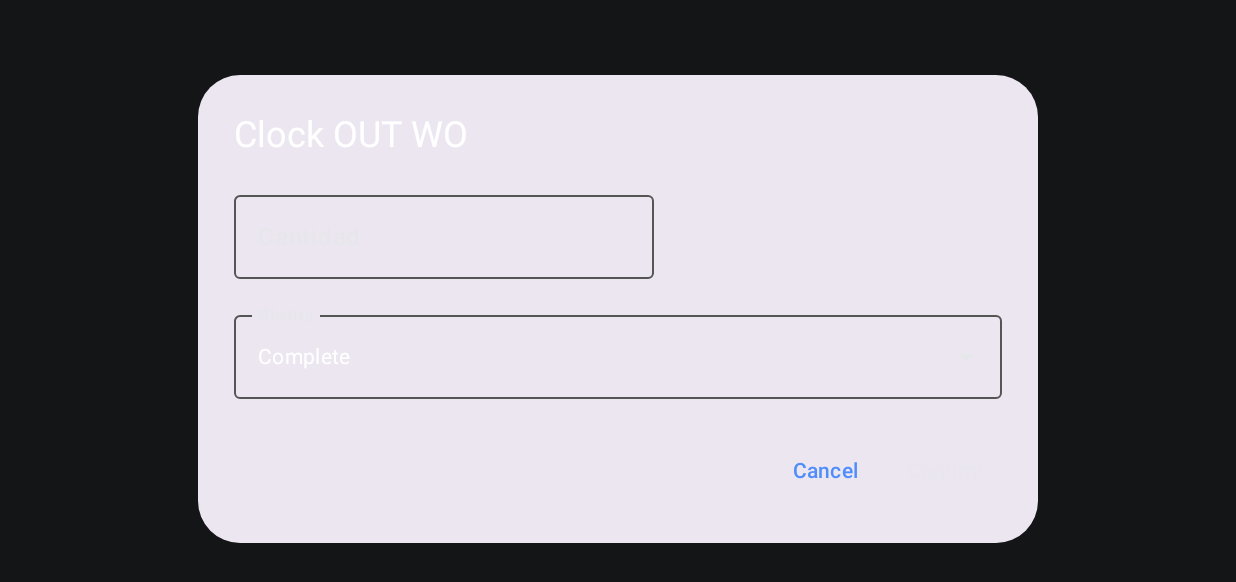
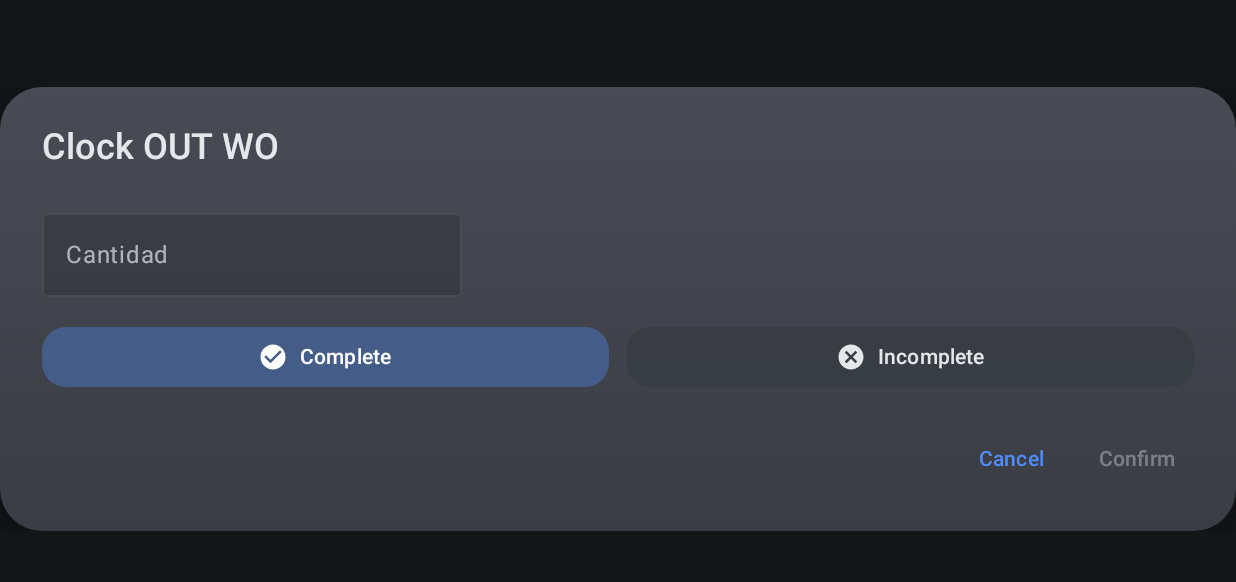
Before and after one commit to reybeld94/terminal_all, an Android app built with Jetpack Compose: the composable ClockOutDialog shown on its own in the app's theme, on a phone screen of 824 x 412 dp (held sideways). Shown: the top 582 px of the screen. Run offline under Robolectric (Android 15) with nearby library versions, the phone set to English and light mode, and no system bars.

Commit message:
Refine clock out dialog styling

```diff
--- a/Terminal/app/src/main/java/com/example/terminal/ui/workorders/ClockOutDialog.kt
+++ b/Terminal/app/src/main/java/com/example/terminal/ui/workorders/ClockOutDialog.kt
@@ -1,28 +1,44 @@
 package com.example.terminal.ui.workorders
 
+import androidx.compose.foundation.background
 import androidx.compose.foundation.layout.Arrangement
+import androidx.compose.foundation.layout.Box
 import androidx.compose.foundation.layout.Column
+import androidx.compose.foundation.layout.Row
+import androidx.compose.foundation.layout.Spacer
 import androidx.compose.foundation.layout.fillMaxWidth
+import androidx.compose.foundation.layout.padding
+import androidx.compose.foundation.layout.size
+import androidx.compose.foundation.layout.width
+import androidx.compose.foundation.shape.RoundedCornerShape
 import androidx.compose.foundation.text.KeyboardOptions
-import androidx.compose.material3.AlertDialog
-import androidx.compose.material3.DropdownMenu
-import androidx.compose.material3.DropdownMenuItem
-import androidx.compose.material3.ExperimentalMaterial3Api
-import androidx.compose.material3.ExposedDropdownMenuBox
-import androidx.compose.material3.ExposedDropdownMenuDefaults
+import androidx.compose.material.icons.Icons
+import androidx.compose.material.icons.filled.Cancel
+import androidx.compose.material.icons.filled.CheckCircle
+import androidx.compose.material3.Button
+import androidx.compose.material3.ButtonDefaults
+import androidx.compose.material3.MaterialTheme
 import androidx.compose.material3.OutlinedTextField
+import androidx.compose.material3.OutlinedTextFieldDefaults
+import androidx.compose.material3.Surface
 import androidx.compose.material3.Text
 import androidx.compose.material3.TextButton
 import androidx.compose.runtime.Composable
 import androidx.compose.runtime.getValue
 import androidx.compose.runtime.mutableStateOf
-import androidx.compose.runtime.remember
 import androidx.compose.runtime.saveable.rememberSaveable
 import androidx.compose.runtime.setValue
 import androidx.compose.ui.Modifier
+import androidx.compose.ui.graphics.Brush
+import androidx.compose.ui.graphics.Color
+import androidx.compose.ui.graphics.vector.ImageVector
+import androidx.compose.ui.text.font.FontWeight
 import androidx.compose.ui.text.input.KeyboardType
 import androidx.compose.ui.unit.dp
+import androidx.compose.ui.window.Dialog
 import com.example.terminal.data.network.ClockOutStatus
+import com.example.terminal.ui.theme.TerminalKeypadBackground
+import com.example.terminal.ui.theme.TerminalKeypadButton
 
 @Composable
 fun ClockOutDialog(
@@ -30,26 +46,36 @@ fun ClockOutDialog(
     onConfirm: (qty: String, status: ClockOutStatus) -> Unit
 ) {
     var qty by rememberSaveable { mutableStateOf("") }
-    var expanded by remember { mutableStateOf(false) }
     var selectedStatus by rememberSaveable { mutableStateOf(ClockOutStatus.COMPLETE) }
 
-    AlertDialog(
-        onDismissRequest = onDismiss,
-        confirmButton = {
-            TextButton(
-                onClick = { onConfirm(qty, selectedStatus) },
-                enabled = qty.isNotBlank()
+    Dialog(onDismissRequest = onDismiss) {
+        val dialogShape = RoundedCornerShape(28.dp)
+        Surface(
+            modifier = Modifier,
+            shape = dialogShape,
+            tonalElevation = 12.dp,
+            shadowElevation = 12.dp,
+            color = Color.Transparent
         ) {
-                Text(text = "Confirm")
-            }
-        },
-        dismissButton = {
-            TextButton(onClick = onDismiss) {
-                Text(text = "Cancel")
-            }
-        },
-        title = { Text(text = "Clock OUT WO") },
-        text = {
+            Box(
+                modifier = Modifier
+                    .background(
+                        brush = Brush.verticalGradient(
+                            colors = listOf(TerminalKeypadButton, TerminalKeypadBackground)
+                        )
+                    )
+                    .padding(horizontal = 28.dp, vertical = 24.dp)
+            ) {
+                Column(
+                    modifier = Modifier.fillMaxWidth(),
+                    verticalArrangement = Arrangement.spacedBy(20.dp)
+                ) {
+                    Text(
+                        text = "Clock OUT WO",
+                        style = MaterialTheme.typography.headlineSmall.copy(fontWeight = FontWeight.SemiBold),
+                        color = MaterialTheme.colorScheme.onSurfaceVariant
+                    )
+
                     Column(verticalArrangement = Arrangement.spacedBy(16.dp)) {
                         OutlinedTextField(
                             value = qty,
@@ -57,54 +83,112 @@ fun ClockOutDialog(
                             label = { Text(text = "Cantidad") },
                             placeholder = { Text(text = "0") },
                             keyboardOptions = KeyboardOptions(keyboardType = KeyboardType.Number),
-                    singleLine = true
+                            singleLine = true,
+                            colors = OutlinedTextFieldDefaults.colors(
+                                focusedBorderColor = MaterialTheme.colorScheme.primary.copy(alpha = 0.9f),
+                                unfocusedBorderColor = MaterialTheme.colorScheme.outline.copy(alpha = 0.6f),
+                                focusedLabelColor = MaterialTheme.colorScheme.primary,
+                                unfocusedLabelColor = MaterialTheme.colorScheme.onSurfaceVariant.copy(alpha = 0.7f),
+                                focusedTextColor = MaterialTheme.colorScheme.onSurface,
+                                unfocusedTextColor = MaterialTheme.colorScheme.onSurface,
+                                cursorColor = MaterialTheme.colorScheme.primary,
+                                focusedContainerColor = MaterialTheme.colorScheme.surface.copy(alpha = 0.95f),
+                                unfocusedContainerColor = MaterialTheme.colorScheme.surface.copy(alpha = 0.9f)
                             )
-                StatusDropdown(
-                    expanded = expanded,
-                    onExpandedChange = { expanded = it },
+                        )
+
+                        StatusButtons(
                             selectedStatus = selectedStatus,
-                    onStatusSelected = { status ->
-                        selectedStatus = status
-                        expanded = false
-                    }
-                )
-            }
-        }
+                            onStatusSelected = { status -> selectedStatus = status }
                         )
                     }
 
-@OptIn(ExperimentalMaterial3Api::class)
-@Composable
-private fun StatusDropdown(
-    expanded: Boolean,
-    onExpandedChange: (Boolean) -> Unit,
-    selectedStatus: ClockOutStatus,
-    onStatusSelected: (ClockOutStatus) -> Unit
+                    Row(
+                        modifier = Modifier.fillMaxWidth(),
+                        horizontalArrangement = Arrangement.End
                     ) {
-    ExposedDropdownMenuBox(
-        expanded = expanded,
-        onExpandedChange = onExpandedChange
+                        TextButton(onClick = onDismiss) {
+                            Text(text = "Cancel")
+                        }
+                        Spacer(modifier = Modifier.width(12.dp))
+                        TextButton(
+                            onClick = { onConfirm(qty, selectedStatus) },
+                            enabled = qty.isNotBlank()
                         ) {
-        OutlinedTextField(
-            modifier = Modifier
-                .fillMaxWidth()
-                .menuAnchor(),
-            readOnly = true,
-            value = selectedStatus.displayName,
-            onValueChange = {},
-            label = { Text(text = "Status") },
-            trailingIcon = { ExposedDropdownMenuDefaults.TrailingIcon(expanded = expanded) }
-        )
-        DropdownMenu(
-            expanded = expanded,
-            onDismissRequest = { onExpandedChange(false) }
-        ) {
-            ClockOutStatus.entries.forEach { status ->
-                DropdownMenuItem(
-                    text = { Text(text = status.displayName) },
-                    onClick = { onStatusSelected(status) }
-                )
+                            Text(text = "Confirm")
                         }
                     }
                 }
             }
+        }
+    }
+}
+
+@Composable
+private fun StatusButtons(
+    selectedStatus: ClockOutStatus,
+    onStatusSelected: (ClockOutStatus) -> Unit
+) {
+    Row(
+        modifier = Modifier.fillMaxWidth(),
+        horizontalArrangement = Arrangement.spacedBy(12.dp)
+    ) {
+        StatusButton(
+            modifier = Modifier.weight(1f),
+            label = ClockOutStatus.COMPLETE.displayName,
+            icon = Icons.Filled.CheckCircle,
+            isSelected = selectedStatus == ClockOutStatus.COMPLETE,
+            onClick = { onStatusSelected(ClockOutStatus.COMPLETE) }
+        )
+
+        StatusButton(
+            modifier = Modifier.weight(1f),
+            label = ClockOutStatus.INCOMPLETE.displayName,
+            icon = Icons.Filled.Cancel,
+            isSelected = selectedStatus == ClockOutStatus.INCOMPLETE,
+            onClick = { onStatusSelected(ClockOutStatus.INCOMPLETE) }
+        )
+    }
+}
+
+@Composable
+private fun StatusButton(
+    modifier: Modifier = Modifier,
+    label: String,
+    icon: ImageVector,
+    isSelected: Boolean,
+    onClick: () -> Unit
+) {
+    val containerColor = if (isSelected) {
+        MaterialTheme.colorScheme.primary.copy(alpha = 0.35f)
+    } else {
+        MaterialTheme.colorScheme.surface.copy(alpha = 0.85f)
+    }
+    val contentColor = if (isSelected) {
+        MaterialTheme.colorScheme.onPrimary
+    } else {
+        MaterialTheme.colorScheme.onSurfaceVariant
+    }
+    Button(
+        modifier = modifier,
+        onClick = onClick,
+        colors = ButtonDefaults.buttonColors(
+            containerColor = containerColor,
+            contentColor = contentColor,
+            disabledContainerColor = containerColor,
+            disabledContentColor = contentColor
+        ),
+        shape = RoundedCornerShape(16.dp)
+    ) {
+        androidx.compose.material3.Icon(
+            imageVector = icon,
+            contentDescription = null,
+            modifier = Modifier.size(20.dp)
+        )
+        Spacer(modifier = Modifier.width(8.dp))
+        Text(
+            text = label,
+            style = MaterialTheme.typography.labelLarge.copy(fontWeight = FontWeight.SemiBold)
+        )
+    }
+}
```
Lines whose indentation alone changed are shown as unchanged.
